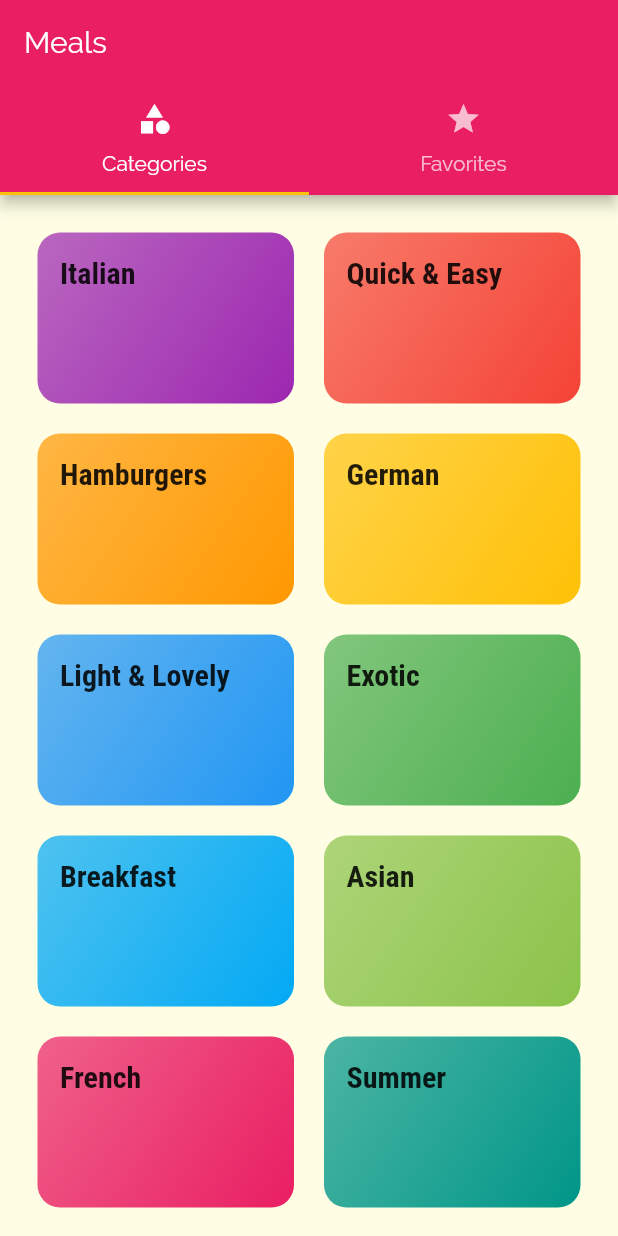
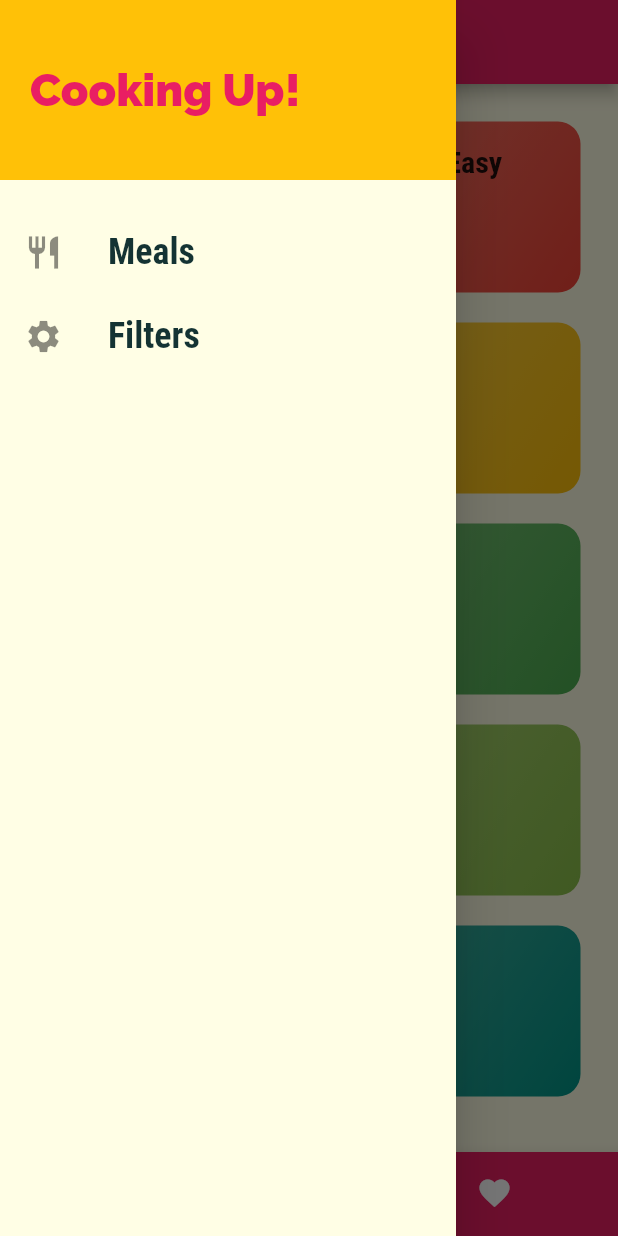
Before and after one commit to ketchup6161/flutter-sampleApp, a Flutter app: the screen it shows after launch, with the side drawer open (before the commit the screen has no drawer), on a phone screen of 412 x 824 dp. Run offline on Flutter 3.47's test engine with Material 2 defaults, Android fonts, the phone set to English and light mode, and no system bars.

Commit message:
more changes

```diff
--- a/lib/main.dart
+++ b/lib/main.dart
@@ -1,14 +1,54 @@
 import 'package:flutter/material.dart';
 import 'package:sample/screens/categories_screen.dart';
 import 'package:sample/screens/category_meals_screen.dart';
+import 'package:sample/screens/filters_screen.dart';
 import 'package:sample/screens/meal_detail.dart';
 import 'package:sample/screens/tabs_screen.dart';
+
+import './dummy_data.dart';
+import './models/meal.dart';
 
 void main() {
   runApp(MyApp());
 }
 
-class MyApp extends StatelessWidget {
+class MyApp extends StatefulWidget {
+  @override
+  _MyAppState createState() => _MyAppState();
+}
+
+class _MyAppState extends State<MyApp> {
+  Map<String, bool> _filters = {
+    'gluten': false,
+    'lactose': false,
+    'vegan': false,
+    'vegetarian': false,
+  };
+
+  List<Meal> _availableMeals = DUMMY_MEALS;
+
+  void _setFilters(Map<String, bool> filterData) {
+    setState(() {
+      _filters = filterData;
+
+      _availableMeals = DUMMY_MEALS.where((meal) {
+        if (_filters['gluten'] && !meal.isGlutenFree) {
+          return false;
+        }
+        if (_filters['lactose'] && !meal.isLactoseFree) {
+          return false;
+        }
+        if (_filters['vegan'] && !meal.isVegan) {
+          return false;
+        }
+        if (_filters['vegetarian'] && !meal.isVegetarian) {
+          return false;
+        }
+        return true;
+      }).toList();
+    });
+  }
+
   @override
   Widget build(BuildContext context) {
     return MaterialApp(
@@ -34,8 +74,10 @@ class MyApp extends StatelessWidget {
       ),
       routes: {
         '/': (ctx) => TabsScreen(),
-        CategoryMealsScreen.routeName: (ctx) => CategoryMealsScreen(),
-        MealDetailScreen.routeName: (ctx) => MealDetailScreen()
+        CategoryMealsScreen.routeName: (ctx) =>
+            CategoryMealsScreen(_availableMeals),
+        MealDetailScreen.routeName: (ctx) => MealDetailScreen(),
+        FiltersScreen.routeName: (ctx) => FiltersScreen(_filters, _setFilters),
       },
       // onGenerateRoute: (settings) {
       //   print(settings.arguments);
--- a/lib/screens/tabs_screen.dart
+++ b/lib/screens/tabs_screen.dart
@@ -1,7 +1,8 @@
 import 'package:flutter/material.dart';
+import 'package:sample/widgets/main_drawer.dart';
 
-import 'package:sample/screens/categories_screen.dart';
-import 'package:sample/screens/favorites_screen.dart';
+import './categories_screen.dart';
+import './favorites_screen.dart';
 
 class TabsScreen extends StatefulWidget {
   @override
@@ -9,37 +10,47 @@ class TabsScreen extends StatefulWidget {
 }
 
 class _TabsScreenState extends State<TabsScreen> {
+  final List<Map<String, Object>> _pages = [
+    {'page': CategoriesScreen(), 'title': 'Categories'},
+    {'page': FavoritesScreen(), 'title': 'Favorites'},
+  ];
+  int _selectedPageIndex = 0;
+
+  void _selectPage(int index) {
+    setState(() {
+      _selectedPageIndex = index;
+    });
+  }
+
   @override
   Widget build(BuildContext context) {
-    return DefaultTabController(
-      length: 2,
-      initialIndex: 0,
-      child: Scaffold(
-        appBar: AppBar(
-          title: Text('Meals'),
-          bottom: TabBar(
-            tabs: [
-              Tab(
-                icon: Icon(
-                  Icons.category,
-                ),
-                text: 'Categories',
-              ),
-              Tab(
-                icon: Icon(
-                  Icons.star,
-                ),
-                text: 'Favorites',
-              ),
-            ],
+    return Scaffold(
+      appBar: AppBar(
+        title: Text(
+          _pages[_selectedPageIndex]['title'],
+        ),
+      ),
+      drawer: MainDrawer(),
+      body: _pages[_selectedPageIndex]['page'],
+      bottomNavigationBar: BottomNavigationBar(
+        onTap: _selectPage,
+        backgroundColor: Theme.of(context).primaryColor,
+        unselectedItemColor: Colors.white,
+        selectedItemColor: Theme.of(context).accentColor,
+        currentIndex: _selectedPageIndex,
+        type: BottomNavigationBarType.shifting,
+        items: [
+          BottomNavigationBarItem(
+            backgroundColor: Theme.of(context).primaryColor,
+            icon: Icon(Icons.category),
+            label: 'Categories',
           ),
-        ),
-        body: TabBarView(
-          children: [
-            CategoriesScreen(),
-            FavoritesScreen(),
-          ],
-        ),
+          BottomNavigationBarItem(
+            backgroundColor: Theme.of(context).primaryColor,
+            icon: Icon(Icons.favorite),
+            label: 'Favorites',
+          ),
+        ],
       ),
     );
   }
--- /dev/null
+++ b/lib/widgets/main_drawer.dart
@@ -0,0 +1,67 @@
+import 'package:flutter/material.dart';
+
+import '../screens/filters_screen.dart';
+
+class MainDrawer extends StatelessWidget {
+  Widget buildListTile(String title, IconData icon, Function tapHandler) {
+    return ListTile(
+      leading: Icon(
+        icon,
+        size: 26,
+      ),
+      title: Text(
+        title,
+        style: TextStyle(
+          fontFamily: 'RobotoCondensed',
+          fontSize: 24,
+          fontWeight: FontWeight.bold,
+        ),
+      ),
+      onTap: tapHandler,
+    );
+  }
+
+  @override
+  Widget build(BuildContext context) {
+    return Drawer(
+      child: Column(
+        children: [
+          Container(
+            height: 120,
+            width: double.infinity,
+            padding: EdgeInsets.all(20),
+            alignment: Alignment.centerLeft,
+            color: Theme.of(context).accentColor,
+            child: Text(
+              'Cooking Up!',
+              style: TextStyle(
+                fontWeight: FontWeight.w900,
+                fontSize: 30,
+                color: Theme.of(context).primaryColor,
+              ),
+            ),
+          ),
+          SizedBox(
+            height: 20,
+          ),
+          buildListTile(
+            'Meals',
+            Icons.restaurant,
+            () {
+              Navigator.of(context).pushReplacementNamed('/');
+            },
+          ),
+          buildListTile(
+            'Filters',
+            Icons.settings,
+            () {
+              Navigator.of(context).pushReplacementNamed(
+                FiltersScreen.routeName,
+              );
+            },
+          ),
+        ],
+      ),
+    );
+  }
+}
```
Also changed, not shown: lib/screens/category_meals_screen.dart (+49 -20 lines), lib/screens/filters_screen.dart (added, +122 -0 lines), lib/screens/meal_detail.dart (+8 -0 lines), lib/widgets/meal_item.dart (+13 -4 lines).
